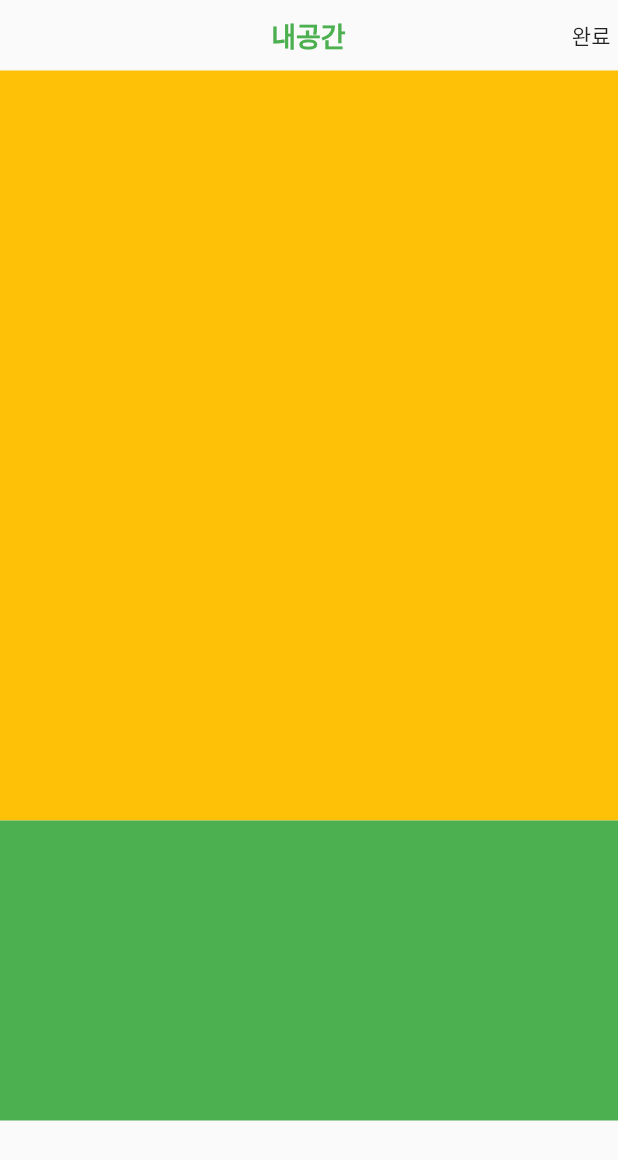
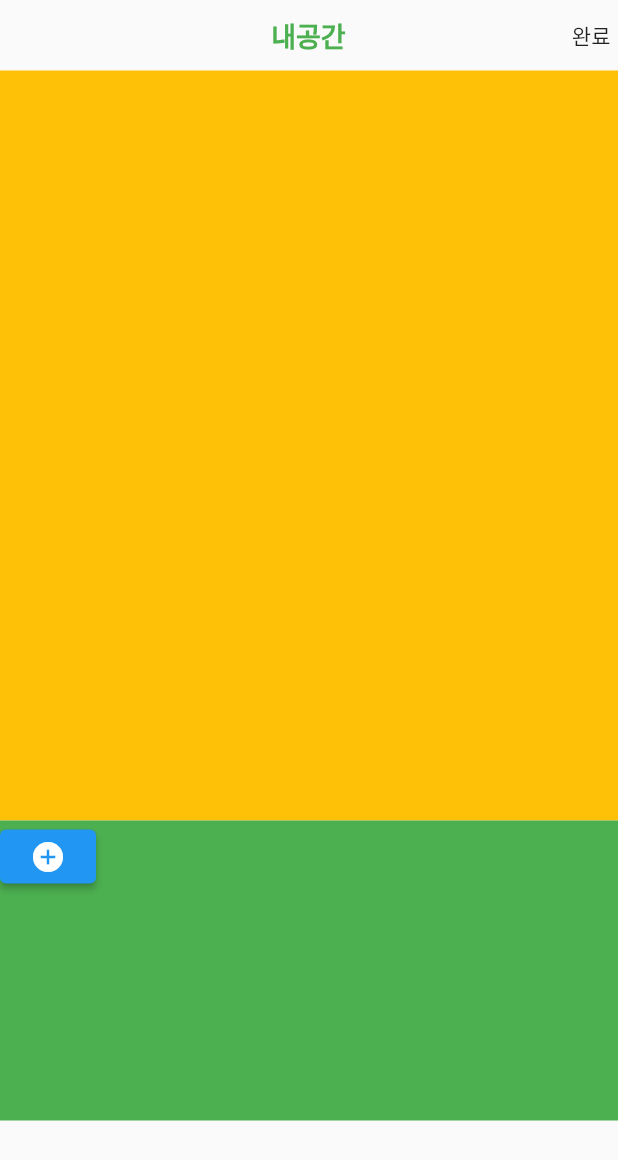
Before and after one commit to ifplant/ifplant_app, a Flutter app: the screen it shows after launch, on a phone screen of 412 x 824 dp. Shown: the top 1160 px of the screen. Run offline on Flutter 3.47's test engine with Material 2 defaults, Android fonts, the phone set to English and light mode, and no system bars; our stand-ins replace get.

Commit message:
test commit

```diff
--- a/lib/app/ui/android/home/home.dart
+++ b/lib/app/ui/android/home/home.dart
@@ -34,8 +34,23 @@ class Home extends StatelessWidget {
   Widget myplant() {
     return Container(
       height: 200,
+      width: 500,
       color: Colors.green,
+      child: Column(
+        crossAxisAlignment: CrossAxisAlignment.start,
+        children: [
+          _button(),
+        ],
+      ),
     );
+  }
+
+  Widget _button() {
+    return ElevatedButton(
+        onPressed: () {},
+        child: const Icon(
+          Icons.add_circle,
+        ));
   }
 
   @override
```
